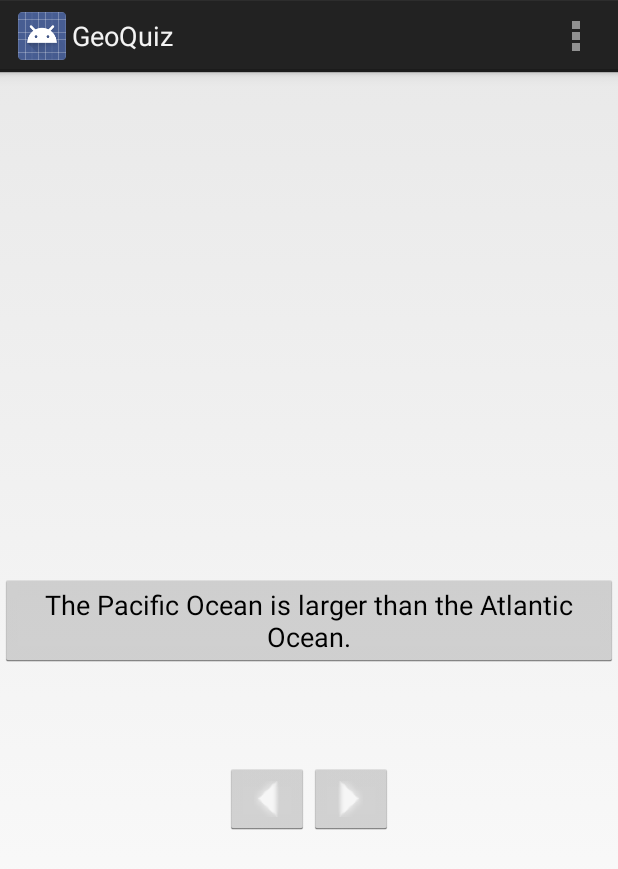
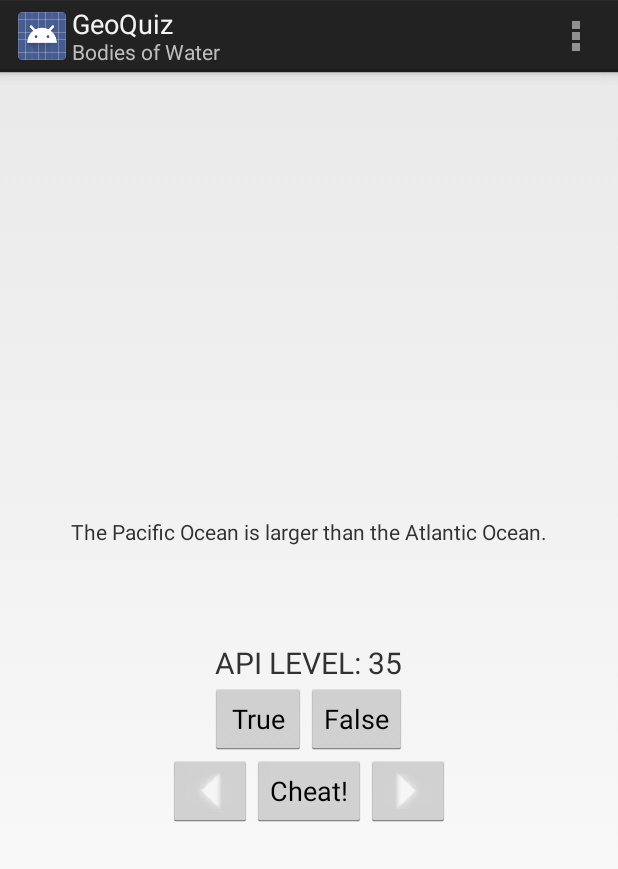
Before and after one commit to jwelch92/Mandroid, an Android app: the screen it shows after launch (QuizActivity), on a phone screen of 412 x 824 dp. Shown: the top 869 px of the screen. Run offline under Robolectric (Android 15) with nearby library versions, the light colour scheme and no system bars.

Commit message:
Finished GeoQuiz (minus chapter 5 challenges)

```diff
--- a/GeoQuiz/app/build.gradle
+++ b/GeoQuiz/app/build.gradle
@@ -6,7 +6,7 @@ android {
 
     defaultConfig {
         applicationId "com.jaredub.geoquiz"
-        minSdkVersion 15
+        minSdkVersion 8
         targetSdkVersion 19
         versionCode 1
         versionName "1.0"
--- a/GeoQuiz/app/src/main/java/com/jaredub/geoquiz/QuizActivity.java
+++ b/GeoQuiz/app/src/main/java/com/jaredub/geoquiz/QuizActivity.java
@@ -1,6 +1,10 @@
 package com.jaredub.geoquiz;
 
+import android.annotation.TargetApi;
+import android.app.ActionBar;
 import android.app.Activity;
+import android.content.Intent;
+import android.os.Build;
 import android.os.Bundle;
 import android.util.Log;
 import android.view.Menu;
@@ -23,6 +27,11 @@ public class QuizActivity extends Activity {
     private ImageButton mPrevButton;
     private TextView mQuestionTextView;
     private int mCurrentIndex;
+    private Button mCheatButton;
+    private boolean mIsCheater;
+    private TextView mApiLevelTextView;
+    private String mApiLevel;
+
 
     private TrueFalse[] mQuestionBank = new TrueFalse[] {
         new TrueFalse(R.string.question_oceans, true),
@@ -33,30 +42,56 @@ public class QuizActivity extends Activity {
     };
 
 
+
+    @Override
+    protected void onActivityResult(int requestCode, int resultCode, Intent data) {
+        if (data == null) {
+            return;
+        }
+        mIsCheater = data.getBooleanExtra(CheatActivity.EXTRA_ANSWER_SHOWN, false);
+    }
+
+
     private void updateQuestion() {
         int question = mQuestionBank[mCurrentIndex].getQuestion();
         mQuestionTextView.setText(question);
+        mApiLevel = ("Api Level: " + Build.VERSION.SDK_INT);
+        mApiLevelTextView.setText(mApiLevel);
     }
 
     private void checkAnswer(boolean userPressedTrue) {
         boolean answerIsTrue = mQuestionBank[mCurrentIndex].isTrueQuestion();
         int messageResId = 0;
 
-        if (userPressedTrue == answerIsTrue) {
-            messageResId = R.string.correct_toast;
+        if (mIsCheater) {
+            messageResId = R.string.judgment_toast;
         } else {
-            messageResId = R.string.incorrect_toast;
+            if (userPressedTrue == answerIsTrue) {
+                messageResId = R.string.correct_toast;
+            } else {
+                messageResId = R.string.incorrect_toast;
+            }
         }
+
         Toast.makeText(this, messageResId, Toast.LENGTH_SHORT).show();
     }
 
+    @TargetApi(11)
     @Override
     protected void onCreate(Bundle savedInstanceState) {
         super.onCreate(savedInstanceState);
         //Log.d(TAG, "onCreate(Bundle) called");
         setContentView(R.layout.activity_quiz);
 
-        mQuestionTextView = (TextView)findViewById(R.id.true_button);
+        if (Build.VERSION.SDK_INT >= Build.VERSION_CODES.HONEYCOMB) {
+            ActionBar actionBar = getActionBar();
+            actionBar.setSubtitle("Bodies of Water");
+        }
+
+
+        mIsCheater = false;
+        mApiLevelTextView = (TextView)findViewById(R.id.api_level_text_view);
+        mQuestionTextView = (TextView)findViewById(R.id.question_text_view);
         mQuestionTextView.setOnClickListener(new View.OnClickListener() {
             @Override
             public void onClick(View v) {
@@ -65,7 +100,7 @@ public class QuizActivity extends Activity {
             }
         });
 
-        mTrueButton = (Button)findViewById(R.id.question_text_view);
+        mTrueButton = (Button)findViewById(R.id.true_button);
         mTrueButton.setOnClickListener(new View.OnClickListener() {
             @Override
             public void onClick(View v) {
@@ -84,6 +119,7 @@ public class QuizActivity extends Activity {
             @Override
             public void onClick(View v) {
                 mCurrentIndex = (mCurrentIndex + 1) % mQuestionBank.length;
+                mIsCheater = false;
                 updateQuestion();
             }
         });
@@ -100,6 +136,18 @@ public class QuizActivity extends Activity {
         if (savedInstanceState != null) {
             mCurrentIndex = savedInstanceState.getInt(KEY_INDEX, 0);
         }
+
+        mCheatButton = (Button)findViewById(R.id.cheat_button);
+        mCheatButton.setOnClickListener(new View.OnClickListener() {
+            @Override
+            public void onClick(View v) {
+                Intent i = new Intent(QuizActivity.this, CheatActivity.class);
+                boolean answerIsTrue = mQuestionBank[mCurrentIndex].isTrueQuestion();
+                i.putExtra(CheatActivity.EXTRA_ANSWER_IS_TRUE, answerIsTrue);
+                startActivityForResult(i, 0);
+            }
+        });
+
 
         updateQuestion();
     }
--- a/GeoQuiz/app/src/main/res/layout/activity_quiz.xml
+++ b/GeoQuiz/app/src/main/res/layout/activity_quiz.xml
@@ -10,6 +10,14 @@
         android:layout_height="wrap_content"
         android:padding="24dp"
         />
+    <TextView
+        android:layout_width="wrap_content"
+        android:layout_height="wrap_content"
+        android:id="@+id/api_level_text_view"
+        android:textAllCaps="true"
+        android:paddingTop="40sp"
+        android:textSize="20dp"/>
+
 
     <LinearLayout
         android:layout_width="wrap_content"
@@ -42,12 +50,20 @@
             android:src="@drawable/arrow_left"
             />
 
+        <Button
+            android:layout_width="wrap_content"
+            android:layout_height="wrap_content"
+            android:id="@+id/cheat_button"
+            android:layout_gravity="bottom|center"
+            android:text="@string/cheat_button"/>
+
         <ImageButton
             android:id="@+id/next_button"
             android:layout_width="wrap_content"
             android:layout_height="wrap_content"
             android:src="@drawable/arrow_right"
             />
-        </LinearLayout>
 
     </LinearLayout>
+
+</LinearLayout>
--- a/GeoQuiz/app/src/main/res/values/strings.xml
+++ b/GeoQuiz/app/src/main/res/values/strings.xml
@@ -16,4 +16,8 @@
     <string name="question_americas">The Amazon River is the longest river in the Americas.</string>
     <string name="question_asia">Lake Baikal is the world\'s oldest and deepest freshwater lake.</string>
     <string name="previous_button">Prev</string>
+    <string name="cheat_button">Cheat!</string>
+    <string name="warning_text">Are you sure you want to do this?</string>
+    <string name="show_answer_button">Show Answer</string>
+    <string name="judgment_toast">Cheating is wrong.</string>
 </resources>
```
Also changed, not shown: GeoQuiz/app/src/main/AndroidManifest.xml (+9 -1 lines), GeoQuiz/app/src/main/java/com/jaredub/geoquiz/CheatActivity.java (added, +64 -0 lines), GeoQuiz/app/src/main/res/layout/activity_cheat.xml (added, +27 -0 lines).
